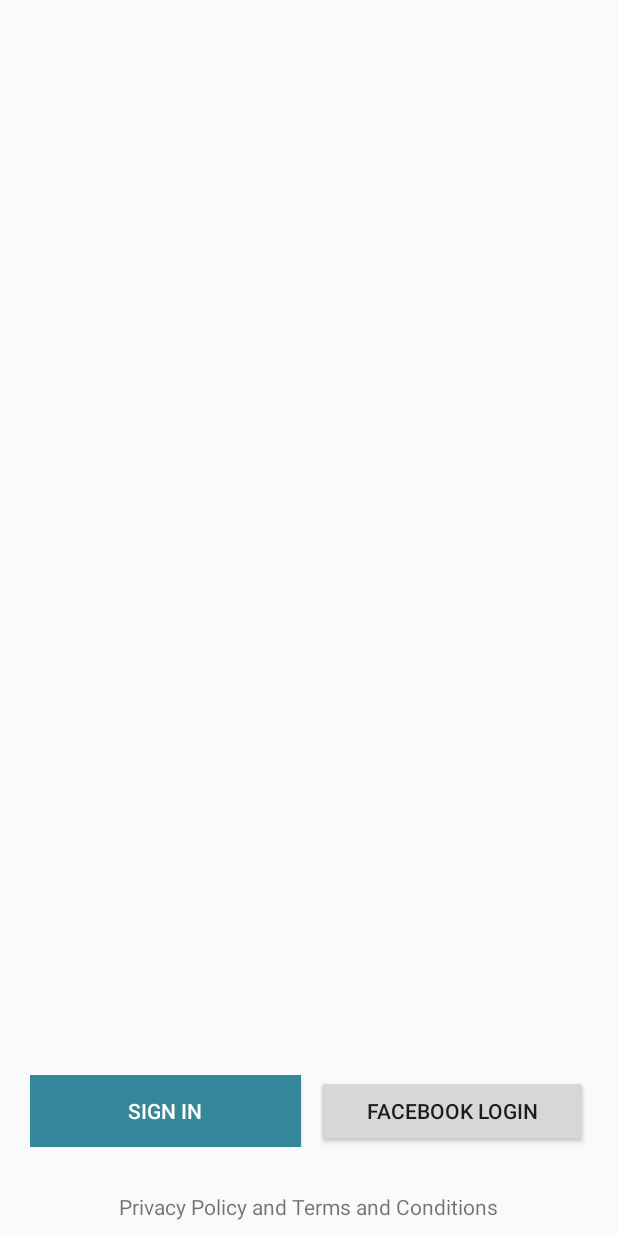
After one commit to Najneen22/Smart-Parking, an Android app: the LoginActivity screen opened directly, with no data from a screen before it, on a phone screen of 412 x 824 dp. The commit adds this screen. Run offline under Robolectric (Android 15) with nearby library versions, the phone set to English and light mode, and no system bars.

Commit message:
Added login activity

```diff
--- a/app/build.gradle
+++ b/app/build.gradle
@@ -25,5 +25,10 @@ dependencies {
         exclude group: 'com.android.support', module: 'support-annotations'
     })
     compile 'com.android.support:appcompat-v7:25.1.0'
+    compile 'com.android.support:support-v4:25.1.0'
     testCompile 'junit:junit:4.12'
+    compile 'com.android.support:design:25.1.0'
+    compile 'com.android.support:cardview-v7:25.1.0'
+    compile 'com.google.code.gson:gson:2.4'
+    compile 'com.squareup.picasso:picasso:2.5.2'
 }
--- a/app/src/main/AndroidManifest.xml
+++ b/app/src/main/AndroidManifest.xml
@@ -15,7 +15,9 @@
                 <category android:name="android.intent.category.LAUNCHER" />
             </intent-filter>
         </activity>
-        <activity android:name=".activities.SplashActivity"></activity>
+        <activity android:name=".activities.SplashActivity" />
+        <activity android:name=".activities.MainActivity" />
+        <activity android:name=".activities.LoginActivity"></activity>
     </application>
 
 </manifest>
--- /dev/null
+++ b/app/src/main/java/com/example/tailoredtech/smartparking/activities/LoginActivity.java
@@ -0,0 +1,15 @@
+package com.example.tailoredtech.smartparking.activities;
+
+import android.support.v7.app.AppCompatActivity;
+import android.os.Bundle;
+
+import com.example.tailoredtech.smartparking.R;
+
+public class LoginActivity extends AppCompatActivity {
+
+    @Override
+    protected void onCreate(Bundle savedInstanceState) {
+        super.onCreate(savedInstanceState);
+        setContentView(R.layout.activity_login);
+    }
+}
--- /dev/null
+++ b/app/src/main/java/com/example/tailoredtech/smartparking/activities/MainActivity.java
@@ -0,0 +1,15 @@
+package com.example.tailoredtech.smartparking.activities;
+
+import android.support.v7.app.AppCompatActivity;
+import android.os.Bundle;
+
+import com.example.tailoredtech.smartparking.R;
+
+public class MainActivity extends AppCompatActivity {
+
+    @Override
+    protected void onCreate(Bundle savedInstanceState) {
+        super.onCreate(savedInstanceState);
+        setContentView(R.layout.activity_main);
+    }
+}
--- /dev/null
+++ b/app/src/main/res/drawable/sign_btn_selector.xml
@@ -0,0 +1,16 @@
+<?xml version="1.0" encoding="utf-8"?>
+<selector xmlns:android="http://schemas.android.com/apk/res/android">
+
+    <item android:state_pressed="true">
+        <shape android:shape="rectangle">
+            <solid android:color="#1a6676"/>
+        </shape>
+    </item>
+
+    <item >
+        <shape android:shape="rectangle">
+            <solid android:color="#35889a"/>
+        </shape>
+    </item>
+
+</selector>
--- /dev/null
+++ b/app/src/main/res/layout/activity_login.xml
@@ -0,0 +1,66 @@
+<?xml version="1.0" encoding="utf-8"?>
+<RelativeLayout xmlns:android="http://schemas.android.com/apk/res/android"
+    xmlns:tools="http://schemas.android.com/tools"
+    android:id="@+id/activity_login"
+    android:layout_width="match_parent"
+    android:layout_height="match_parent"
+    tools:context="com.example.tailoredtech.smartparking.activities.LoginActivity">
+
+    <LinearLayout
+        android:layout_width="match_parent"
+        android:layout_height="wrap_content"
+        android:layout_above="@+id/action_btns">
+
+        <android.support.v4.view.ViewPager
+            android:layout_width="match_parent"
+            android:layout_height="match_parent"/>
+
+    </LinearLayout>
+
+
+    <TextView
+        android:id="@+id/txt_privacy_terms"
+        android:layout_width="wrap_content"
+        android:layout_height="wrap_content"
+        android:layout_centerHorizontal="true"
+        android:layout_alignParentBottom="true"
+        android:layout_margin="10dp"
+        android:text="@string/priv_terms"/>
+
+    <LinearLayout
+        android:id="@+id/action_btns"
+        android:layout_width="match_parent"
+        android:layout_height="wrap_content"
+        android:orientation="horizontal"
+        android:padding="20dp"
+        android:weightSum="2"
+        android:layout_above="@+id/txt_privacy_terms"
+        android:layout_alignParentLeft="true"
+        android:layout_alignParentStart="true">
+
+        <Button
+            android:id="@+id/btn_sign_in"
+            android:layout_width="0dp"
+            android:layout_height="wrap_content"
+            android:layout_weight="1"
+            android:background="@drawable/sign_btn_selector"
+            android:text="@string/sign_in"
+            android:textColor="@android:color/white"
+            android:textAllCaps="true"/>
+
+        <View
+            android:layout_width="10dp"
+            android:layout_height="match_parent"/>
+
+        <Button
+            android:id="@+id/btn_fb_login"
+            android:layout_width="0dp"
+            android:layout_height="wrap_content"
+            android:layout_weight="1"
+            android:text="@string/facebook_login"
+            android:textAllCaps="true"/>
+
+    </LinearLayout>
+
+
+</RelativeLayout>
--- /dev/null
+++ b/app/src/main/res/layout/activity_main.xml
@@ -0,0 +1,11 @@
+<?xml version="1.0" encoding="utf-8"?>
+<RelativeLayout xmlns:android="http://schemas.android.com/apk/res/android"
+    xmlns:tools="http://schemas.android.com/tools"
+    android:id="@+id/activity_main"
+    android:layout_width="match_parent"
+    android:layout_height="match_parent"
+    tools:context="com.example.tailoredtech.smartparking.activities.MainActivity">
+
+
+
+</RelativeLayout>
--- a/app/src/main/res/values/colors.xml
+++ b/app/src/main/res/values/colors.xml
@@ -1,6 +1,6 @@
 <?xml version="1.0" encoding="utf-8"?>
 <resources>
-    <color name="colorPrimary">#3F51B5</color>
-    <color name="colorPrimaryDark">#303F9F</color>
-    <color name="colorAccent">#FF4081</color>
+    <color name="colorPrimary">#00AFC0</color>
+    <color name="colorPrimaryDark">#0199A8</color>
+    <color name="colorAccent">@color/colorPrimary</color>
 </resources>
--- a/app/src/main/res/values/strings.xml
+++ b/app/src/main/res/values/strings.xml
@@ -1,3 +1,6 @@
 <resources>
     <string name="app_name">Smart Parking</string>
+    <string name="priv_terms">Privacy Policy and Terms and Conditions</string>
+    <string name="sign_in">Sign In</string>
+    <string name="facebook_login">Facebook Login</string>
 </resources>
--- a/app/src/main/res/values/styles.xml
+++ b/app/src/main/res/values/styles.xml
@@ -1,7 +1,7 @@
 <resources>
 
     <!-- Base application theme. -->
-    <style name="AppTheme" parent="Theme.AppCompat">
+    <style name="AppTheme" parent="Theme.AppCompat.Light.NoActionBar">
         <!-- Customize your theme here. -->
         <item name="colorPrimary">@color/colorPrimary</item>
         <item name="colorPrimaryDark">@color/colorPrimaryDark</item>
```
